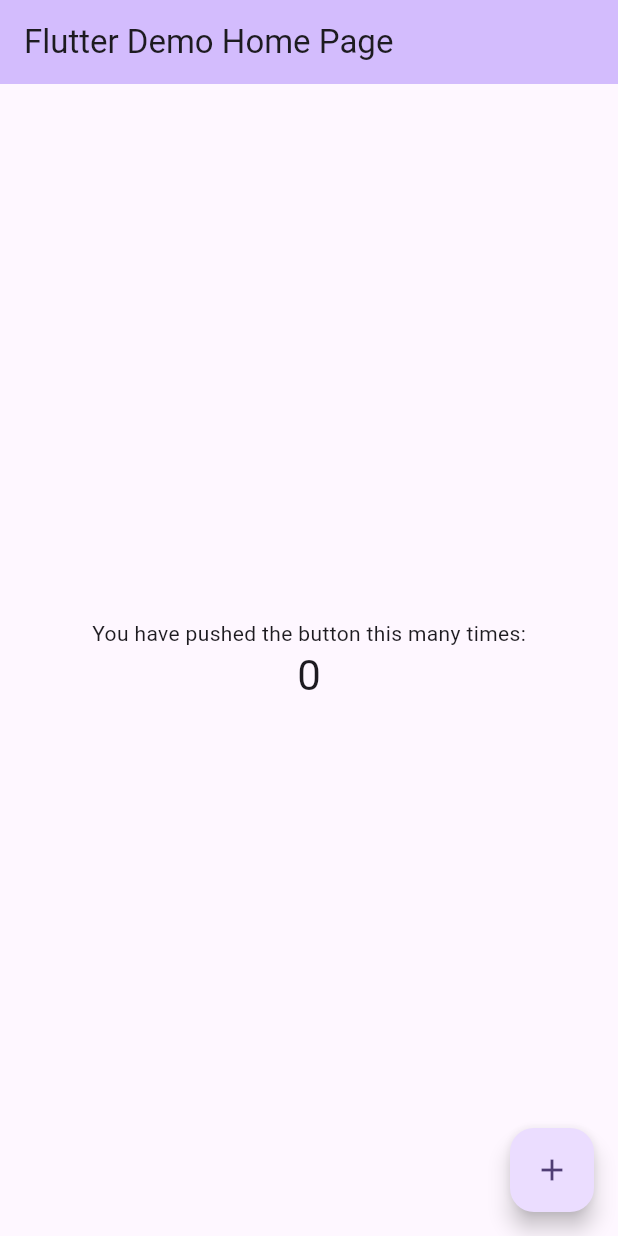
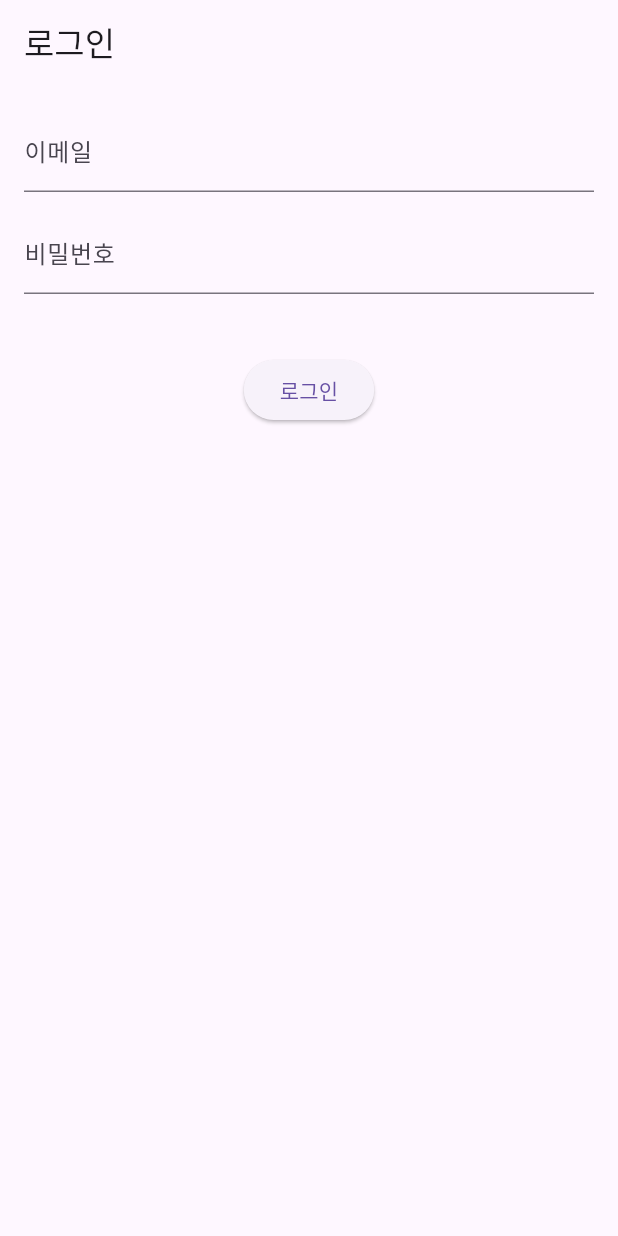
Before and after one commit to Imposter-study/Beta-flutter, a Flutter app: the screen it shows after launch, on a phone screen of 412 x 824 dp. Run offline on Flutter 3.47's test engine with Material 3 defaults, Android fonts, the phone set to English and light mode, and no system bars; our stand-ins replace go_router.

Commit message:
기존 작업 삭제 후 로그인부분부터 재구현 Delete : 기존 screen,widgets,providers 코드 삭제 후 재구성

```diff
--- /dev/null
+++ b/lib/app.dart
@@ -0,0 +1,37 @@
+import 'package:flutter/material.dart';
+import 'package:go_router/go_router.dart';
+
+import 'screens/login_screen.dart';
+import 'screens/home_screen.dart';
+import 'screens/chat_screen.dart';
+
+final GoRouter router = GoRouter(
+  routes: [
+    GoRoute(
+      path: '/',
+      builder: (context, state) => LoginScreen(),
+    ),
+    GoRoute(
+      path: '/home',
+      builder: (context, state) => HomeScreen(),
+    ),
+    GoRoute(
+      path: '/chat/:id',
+      builder: (context, state) {
+        final id = state.params['id']!;
+        return ChatScreen(characterId: id);
+      },
+    ),
+  ],
+);
+
+class MyApp extends StatelessWidget {
+  @override
+  Widget build(BuildContext context) {
+    return MaterialApp.router(
+      title: 'Beta Zeta Clone',
+      routerConfig: router,
+      theme: ThemeData(primarySwatch: Colors.indigo),
+    );
+  }
+}
--- a/lib/main.dart
+++ b/lib/main.dart
@@ -1,66 +1,6 @@
 import 'package:flutter/material.dart';
+import 'app.dart';
 
 void main() {
-  runApp(const MyApp());
+  runApp(MyApp());
 }
-
-class MyApp extends StatelessWidget {
-  const MyApp({super.key});
-
-  @override
-  Widget build(BuildContext context) {
-    return MaterialApp(
-      title: 'Flutter Demo',
-      theme: ThemeData(
-        colorScheme: ColorScheme.fromSeed(seedColor: Colors.deepPurple),
-      ),
-      home: const MyHomePage(title: 'Flutter Demo Home Page'),
-    );
-  }
-}
-
-class MyHomePage extends StatefulWidget {
-  const MyHomePage({super.key, required this.title});
-  final String title;
-
-  @override
-  State<MyHomePage> createState() => _MyHomePageState();
-}
-
-class _MyHomePageState extends State<MyHomePage> {
-  int _counter = 0;
-
-  void _incrementCounter() {
-    setState(() {
-      _counter++;
-    });
-  }
-
-  @override
-  Widget build(BuildContext context) {
-
-    return Scaffold(
-      appBar: AppBar(
-        backgroundColor: Theme.of(context).colorScheme.inversePrimary,
-        title: Text(widget.title),
-      ),
-      body: Center(
-        child: Column(
-          mainAxisAlignment: MainAxisAlignment.center,
-          children: <Widget>[
-            const Text('You have pushed the button this many times:'),
-            Text(
-              '$_counter',
-              style: Theme.of(context).textTheme.headlineMedium,
-            ),
-          ],
-        ),
-      ),
-      floatingActionButton: FloatingActionButton(
-        onPressed: _incrementCounter,
-        tooltip: 'Increment',
-        child: const Icon(Icons.add),
-      ),
-    );
-  }
-}
--- /dev/null
+++ b/lib/screens/login_screen.dart
@@ -0,0 +1,85 @@
+import 'package:flutter/material.dart';
+import 'package:go_router/go_router.dart';
+import '../services/auth_service.dart';
+
+class LoginScreen extends StatefulWidget {
+  @override
+  _LoginScreenState createState() => _LoginScreenState();
+}
+
+class _LoginScreenState extends State<LoginScreen> {
+  final TextEditingController _emailController = TextEditingController();
+  final TextEditingController _passwordController = TextEditingController();
+
+  bool _isLoading = false;
+  String? _errorMessage;
+
+  void _login() async {
+    setState(() {
+      _isLoading = true;
+      _errorMessage = null;
+    });
+
+    try {
+      await AuthService.login(
+        _emailController.text.trim(),
+        _passwordController.text.trim(),
+      );
+      // 로그인 성공하면 홈 화면으로 이동
+      context.go('/home');
+    } catch (e) {
+      setState(() {
+        _errorMessage = '로그인 실패: ${e.toString()}';
+      });
+    } finally {
+      setState(() {
+        _isLoading = false;
+      });
+    }
+  }
+
+  @override
+  void dispose() {
+    _emailController.dispose();
+    _passwordController.dispose();
+    super.dispose();
+  }
+
+  @override
+  Widget build(BuildContext context) {
+    return Scaffold(
+      appBar: AppBar(title: Text('로그인')),
+      body: Padding(
+        padding: EdgeInsets.all(16),
+        child: Column(
+          children: [
+            TextField(
+              controller: _emailController,
+              decoration: InputDecoration(labelText: '이메일'),
+              keyboardType: TextInputType.emailAddress,
+            ),
+            SizedBox(height: 12),
+            TextField(
+              controller: _passwordController,
+              decoration: InputDecoration(labelText: '비밀번호'),
+              obscureText: true,
+            ),
+            SizedBox(height: 20),
+            if (_errorMessage != null)
+              Text(
+                _errorMessage!,
+                style: TextStyle(color: Colors.red),
+              ),
+            SizedBox(height: 20),
+            _isLoading
+                ? CircularProgressIndicator()
+                : ElevatedButton(
+                    onPressed: _login,
+                    child: Text('로그인'),
+                  ),
+          ],
+        ),
+      ),
+    );
+  }
+}
--- /dev/null
+++ b/lib/services/auth_service.dart
@@ -0,0 +1,23 @@
+import 'dart:convert';
+import 'package:http/http.dart' as http;
+
+class AuthService {
+  static const String baseUrl = 'https://your-api.com/accounts';
+
+  static Future<void> login(String email, String password) async {
+    final response = await http.post(
+      Uri.parse('$baseUrl/login'),
+      headers: {'Content-Type': 'application/json'},
+      body: jsonEncode({'email': email, 'password': password}),
+    );
+
+    if (response.statusCode == 200) {
+      final data = jsonDecode(response.body);
+      final token = data['accessToken'];
+      // TODO: 토큰 저장 (예: Provider나 SharedPreferences)
+      print('로그인 성공, 토큰: $token');
+    } else {
+      throw Exception('로그인 실패');
+    }
+  }
+}
--- a/pubspec.yaml
+++ b/pubspec.yaml
@@ -36,6 +36,8 @@ dependencies:
   cupertino_icons: ^1.0.8
   get: ^4.7.2
   http: ^1.4.0
+  provider: ^6.1.5
+  go_router: ^13.0.1
 
 dev_dependencies:
   flutter_test:
```
Also changed, not shown: lib/providers/character_provider.dart (deleted, +0 -27 lines), lib/providers/chat_provider.dart (deleted, +0 -40 lines), lib/screens/home_screen.dart (added, +63 -0 lines), lib/services/character_service.dart (deleted, +0 -21 lines), lib/services/chat_service.dart (deleted, +0 -37 lines), lib/widgets/message_bubble.dart (added, +42 -0 lines), pubspec.lock.
